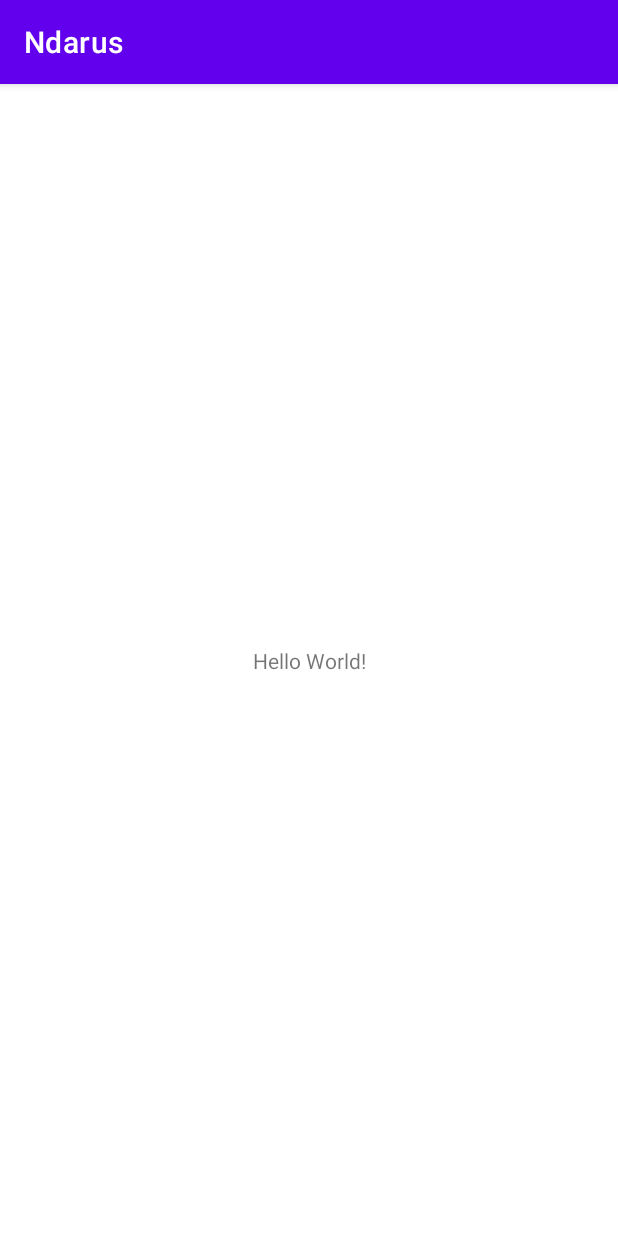
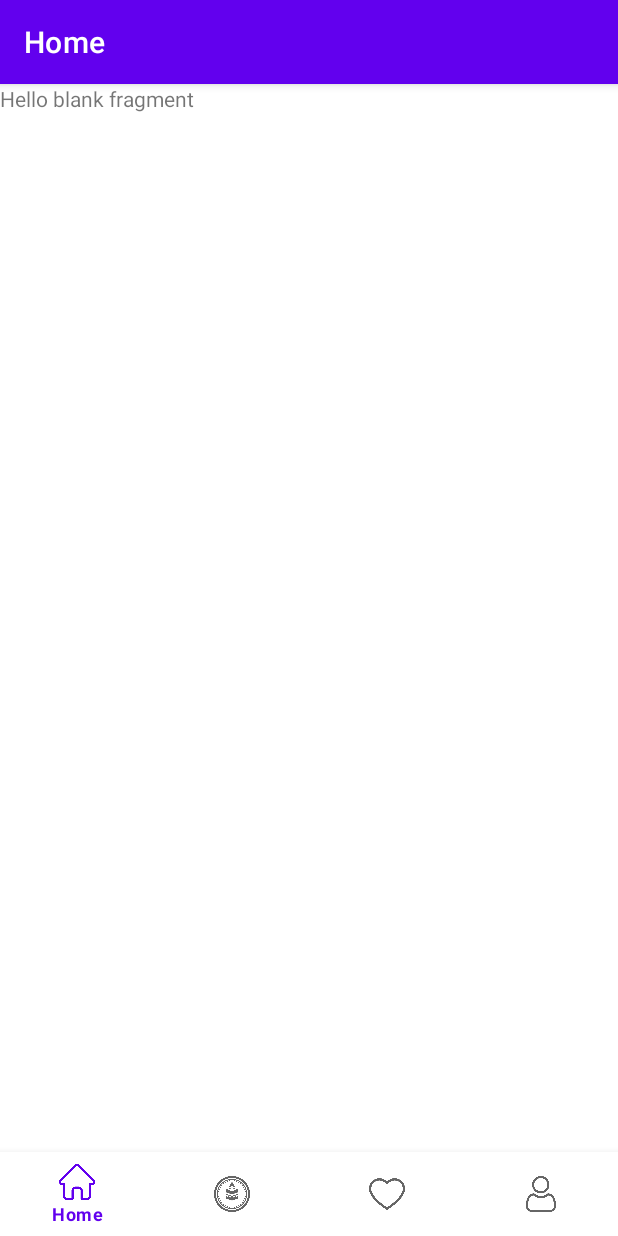
Before and after one commit to Alfianmuh12/Ndarus, an Android app: the screen it shows after launch (MainActivity), on a phone screen of 412 x 824 dp. Run offline under Robolectric (Android 15) with nearby library versions, the phone set to English and light mode, and no system bars; our stand-ins replace navigation-ui.

Commit message:
Add BottomNavigation and All fragment

```diff
--- a/app/src/main/AndroidManifest.xml
+++ b/app/src/main/AndroidManifest.xml
@@ -18,9 +18,6 @@
             android:name=".MainActivity"
             android:exported="false" />
         <activity
-            android:name=".CompassActivity"
-            android:exported="false" />
-        <activity
             android:name=".SplashScreen"
             android:exported="true">
             <intent-filter>
--- /dev/null
+++ b/app/src/main/java/com/example/ndarus/HomeFragment.kt
@@ -0,0 +1,19 @@
+package com.example.ndarus
+
+import android.os.Bundle
+import androidx.fragment.app.Fragment
+import android.view.LayoutInflater
+import android.view.View
+import android.view.ViewGroup
+
+
+class HomeFragment : Fragment() {
+
+    override fun onCreateView(
+        inflater: LayoutInflater, container: ViewGroup?,
+        savedInstanceState: Bundle?
+    ): View? {
+        // Inflate the layout for this fragment
+        return inflater.inflate(R.layout.fragment_home, container, false)
+    }
+}
--- a/app/src/main/java/com/example/ndarus/MainActivity.kt
+++ b/app/src/main/java/com/example/ndarus/MainActivity.kt
@@ -2,10 +2,26 @@ package com.example.ndarus
 
 import androidx.appcompat.app.AppCompatActivity
 import android.os.Bundle
+import androidx.navigation.findNavController
+import androidx.navigation.ui.AppBarConfiguration
+import androidx.navigation.ui.setupActionBarWithNavController
+import androidx.navigation.ui.setupWithNavController
+import com.google.android.material.bottomnavigation.BottomNavigationView
 
 class MainActivity : AppCompatActivity() {
     override fun onCreate(savedInstanceState: Bundle?) {
         super.onCreate(savedInstanceState)
         setContentView(R.layout.activity_main)
+
+        val navView: BottomNavigationView = findViewById(R.id.nav_view)
+        val navController = findNavController(R.id.nav_host_fragment)
+
+        val appBarConfiguration = AppBarConfiguration.Builder(
+            R.id.navigation_home, R.id.navigation_compass, R.id.navigation_favorite,
+            R.id.navigation_setting
+        ).build()
+
+        setupActionBarWithNavController(navController, appBarConfiguration)
+        navView.setupWithNavController(navController)
     }
 }
--- a/app/src/main/res/layout/activity_main.xml
+++ b/app/src/main/res/layout/activity_main.xml
@@ -6,13 +6,28 @@
     android:layout_height="match_parent"
     tools:context=".MainActivity">
 
-    <TextView
-        android:layout_width="wrap_content"
+    <com.google.android.material.bottomnavigation.BottomNavigationView
+        android:id="@+id/nav_view"
+        android:layout_width="0dp"
         android:layout_height="wrap_content"
-        android:text="Hello World!"
+        android:layout_marginStart="0dp"
+        android:layout_marginEnd="0dp"
+        android:background="?android:attr/windowBackground"
         app:layout_constraintBottom_toBottomOf="parent"
-        app:layout_constraintEnd_toEndOf="parent"
-        app:layout_constraintStart_toStartOf="parent"
-        app:layout_constraintTop_toTopOf="parent" />
+        app:layout_constraintLeft_toLeftOf="parent"
+        app:layout_constraintRight_toRightOf="parent"
+        app:menu="@menu/bottom_nav_menu" />
+
+    <fragment
+        android:id="@+id/nav_host_fragment"
+        android:name="androidx.navigation.fragment.NavHostFragment"
+        android:layout_width="match_parent"
+        android:layout_height="match_parent"
+        app:defaultNavHost="true"
+        app:layout_constraintBottom_toTopOf="@id/nav_view"
+        app:layout_constraintLeft_toLeftOf="parent"
+        app:layout_constraintRight_toRightOf="parent"
+        app:layout_constraintTop_toTopOf="parent"
+        app:navGraph="@navigation/mobile_navigation" />
 
 </androidx.constraintlayout.widget.ConstraintLayout>
--- a/app/src/main/res/layout/activity_compass.xml
+++ b/app/src/main/res/layout/fragment_compass.xml
@@ -4,10 +4,10 @@
     android:layout_width="match_parent"
     android:layout_height="match_parent"
     xmlns:app="http://schemas.android.com/apk/res-auto"
-    tools:context=".CompassActivity">
+    tools:context=".CompassFragment">
 
     <ImageView
-        android:id="@+id/iv_compass"
+        android:id="@+id/ic_compass"
         android:layout_width="300dp"
         android:layout_height="300dp"
         android:src="@drawable/ic_compass"
@@ -25,7 +25,7 @@
         android:layout_width="wrap_content"
         android:layout_height="wrap_content"
         android:layout_marginTop="16dp"
-        app:layout_constraintTop_toBottomOf="@id/iv_compass"
+        app:layout_constraintTop_toBottomOf="@id/ic_compass"
         app:layout_constraintStart_toStartOf="parent"
         app:layout_constraintEnd_toEndOf="parent"
         app:layout_constraintHorizontal_bias="0.5" />
--- /dev/null
+++ b/app/src/main/res/layout/fragment_home.xml
@@ -0,0 +1,14 @@
+<?xml version="1.0" encoding="utf-8"?>
+<FrameLayout xmlns:android="http://schemas.android.com/apk/res/android"
+    xmlns:tools="http://schemas.android.com/tools"
+    android:layout_width="match_parent"
+    android:layout_height="match_parent"
+    tools:context=".HomeFragment">
+
+    <!-- TODO: Update blank fragment layout -->
+    <TextView
+        android:layout_width="match_parent"
+        android:layout_height="match_parent"
+        android:text="@string/hello_blank_fragment" />
+
+</FrameLayout>
--- /dev/null
+++ b/app/src/main/res/menu/bottom_nav_menu.xml
@@ -0,0 +1,23 @@
+<?xml version="1.0" encoding="utf-8"?>
+<menu xmlns:android="http://schemas.android.com/apk/res/android">
+
+    <item
+        android:id="@+id/navigation_home"
+        android:icon="@drawable/ic_home"
+        android:title="@string/title_home"/>
+
+    <item
+        android:id="@+id/navigation_compass"
+        android:icon="@drawable/ic_compass"
+        android:title="@string/title_compass"/>
+
+    <item
+        android:id="@+id/navigation_favorite"
+        android:icon="@drawable/ic_favorite"
+        android:title="@string/title_favorite"/>
+
+    <item
+        android:id="@+id/navigation_setting"
+        android:icon="@drawable/ic_user"
+        android:title="@string/title_setting"/>
+</menu>
--- /dev/null
+++ b/app/src/main/res/navigation/mobile_navigation.xml
@@ -0,0 +1,32 @@
+<?xml version="1.0" encoding="utf-8"?>
+<navigation xmlns:android="http://schemas.android.com/apk/res/android"
+    xmlns:app="http://schemas.android.com/apk/res-auto"
+    xmlns:tools="http://schemas.android.com/tools"
+    android:id="@+id/mobile_navigation"
+    app:startDestination="@+id/navigation_home">
+
+    <fragment
+        android:id="@+id/navigation_home"
+        android:name="com.example.ndarus.HomeFragment"
+        android:label="@string/title_home"
+        tools:layout="@layout/fragment_home"/>
+
+    <fragment
+        android:id="@+id/navigation_compass"
+        android:name="com.example.ndarus.CompassFragment"
+        android:label="@string/title_compass"
+        tools:layout="@layout/fragment_compass"/>
+
+    <fragment
+        android:id="@+id/navigation_favorite"
+        android:name="com.example.ndarus.FavoriteFragment"
+        android:label="@string/title_favorite"
+        tools:layout="@layout/fragment_favorite"/>
+
+    <fragment
+        android:id="@+id/navigation_setting"
+        android:name="com.example.ndarus.SettingFragment"
+        android:label="@string/title_setting"
+        tools:layout="@layout/fragment_setting"/>
+
+</navigation>
--- a/app/src/main/res/values/strings.xml
+++ b/app/src/main/res/values/strings.xml
@@ -1,4 +1,10 @@
 <resources>
     <string name="app_name">Ndarus</string>
     <string name="compass_image">compass</string>
+    <string name="title_home">Home</string>
+    <string name="title_compass">Compass</string>
+    <string name="title_favorite">Favorite</string>
+    <string name="title_setting">Setting</string>
+    <!-- TODO: Remove or change this placeholder text -->
+    <string name="hello_blank_fragment">Hello blank fragment</string>
 </resources>
```
Also changed, not shown: app/build.gradle (+6 -3 lines), app/src/main/java/com/example/ndarus/CompassFragment.kt (renamed from app/src/main/java/com/example/ndarus/CompassActivity.kt, +23 -16 lines), app/src/main/java/com/example/ndarus/FavoriteFragment.kt (added, +19 -0 lines), app/src/main/java/com/example/ndarus/SettingFragment.kt (added, +18 -0 lines), app/src/main/res/layout/fragment_favorite.xml (added, +14 -0 lines), app/src/main/res/layout/fragment_setting.xml (added, +14 -0 lines), app/src/main/res/drawable/ic_compass.png, app/src/main/res/drawable/ic_favorite.png (added), app/src/main/res/drawable/ic_home.png (added), app/src/main/res/drawable/ic_user.png (added).
